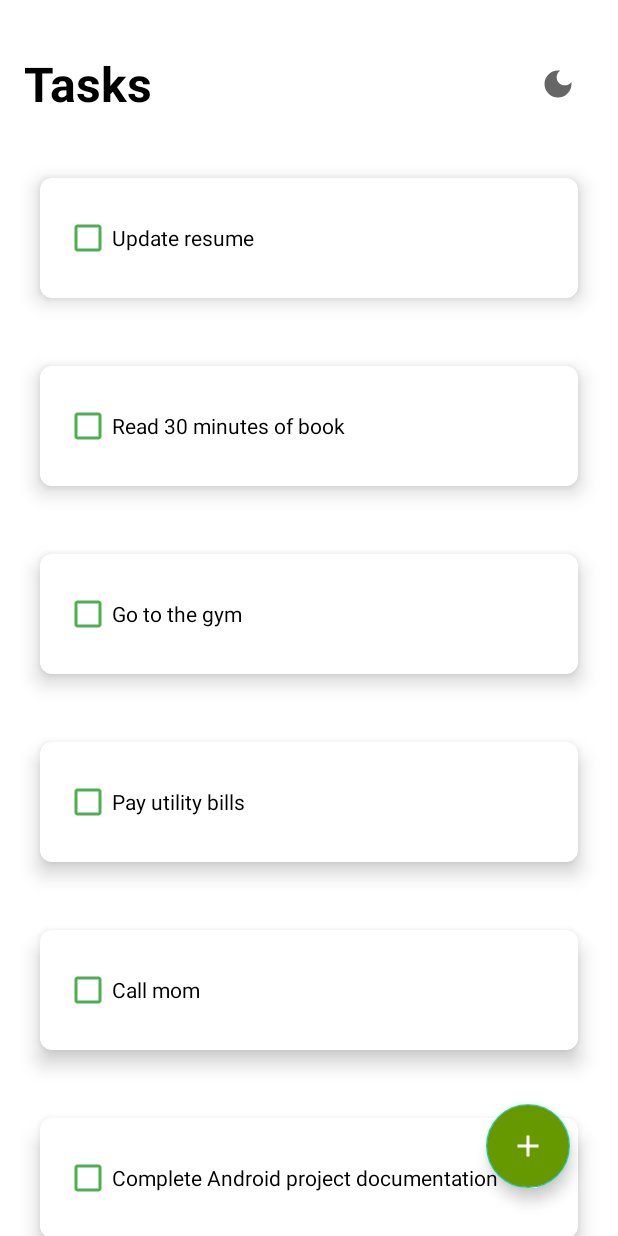
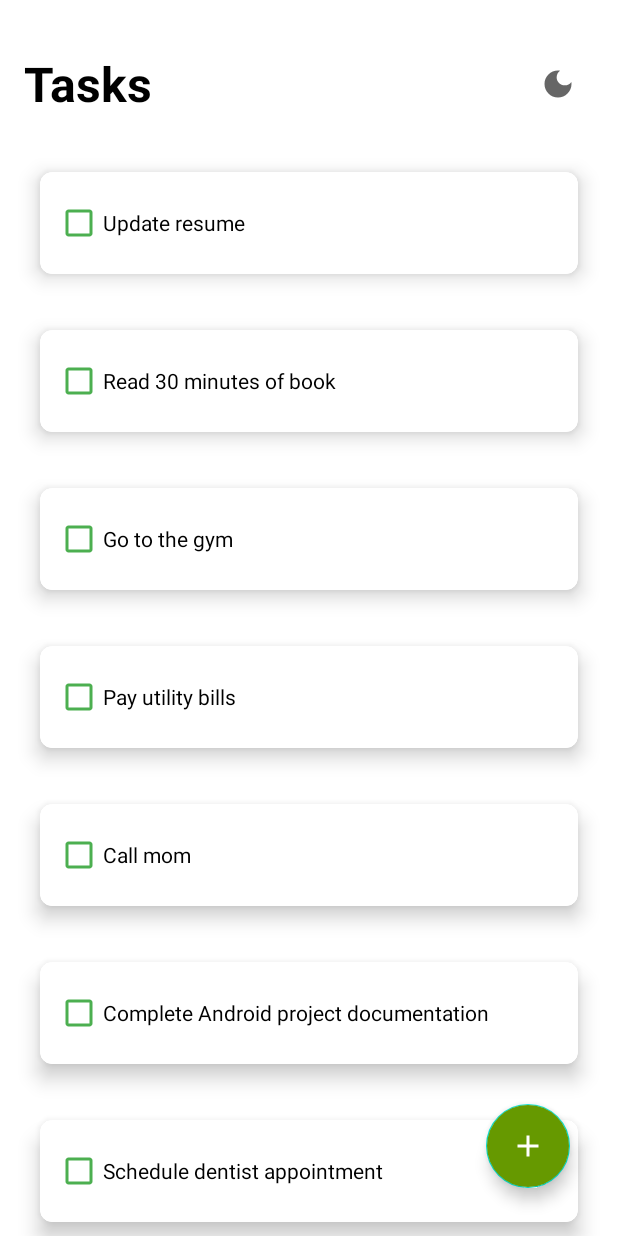
Before and after one commit to Omar7001-B/todo-abbas, an Android app: the screen it shows after launch (MainActivity), on a phone screen of 412 x 824 dp. Run offline under Robolectric (Android 15) with nearby library versions, the phone set to English and light mode, and no system bars.

Commit message:
😡 style: Adjust card and list spacing for better density
- Reduce vertical margins between todo cards to 4dp
- Add bottom padding to RecyclerView for FAB clearance
- Set clipToPadding false for smooth scrolling
- Decrease card internal padding to 10dp

```diff
--- a/app/src/main/res/layout/activity_main.xml
+++ b/app/src/main/res/layout/activity_main.xml
@@ -44,6 +44,8 @@
         android:layout_height="wrap_content"
         android:layout_below="@+id/headerLayout"
         app:layoutManager="androidx.recyclerview.widget.LinearLayoutManager"
+        android:clipToPadding="false"
+        android:paddingBottom="80dp"
         android:nestedScrollingEnabled="true"/>
 
     <com.google.android.material.floatingactionbutton.FloatingActionButton
--- a/app/src/main/res/layout/task_layout.xml
+++ b/app/src/main/res/layout/task_layout.xml
@@ -7,7 +7,7 @@
     app:cardElevation="8dp"
     app:cardCornerRadius="8dp"
     android:layout_marginHorizontal="16dp"
-    android:layout_marginVertical="8dp"
+    android:layout_marginVertical="4dp"
     app:cardBackgroundColor="@color/card_background_dark"
     app:cardPreventCornerOverlap="true"
     app:cardUseCompatPadding="true"
@@ -16,7 +16,7 @@
     <RelativeLayout
         android:layout_width="match_parent"
         android:layout_height="wrap_content"
-        android:padding="16dp"
+        android:padding="10dp"
         android:background="@drawable/card_background">
 
         <CheckBox
```
